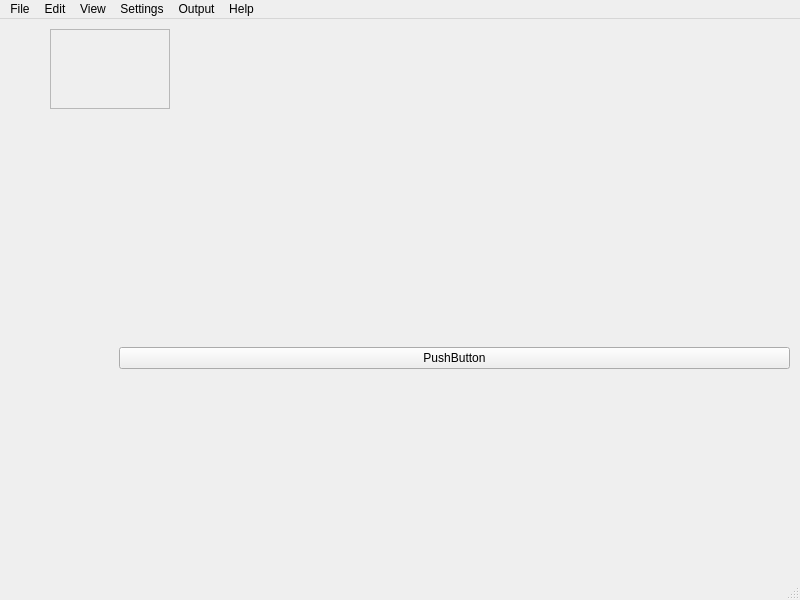
Old version of the form SplashPage.ui in the repository katoshia/CDMetaPopUpdate.
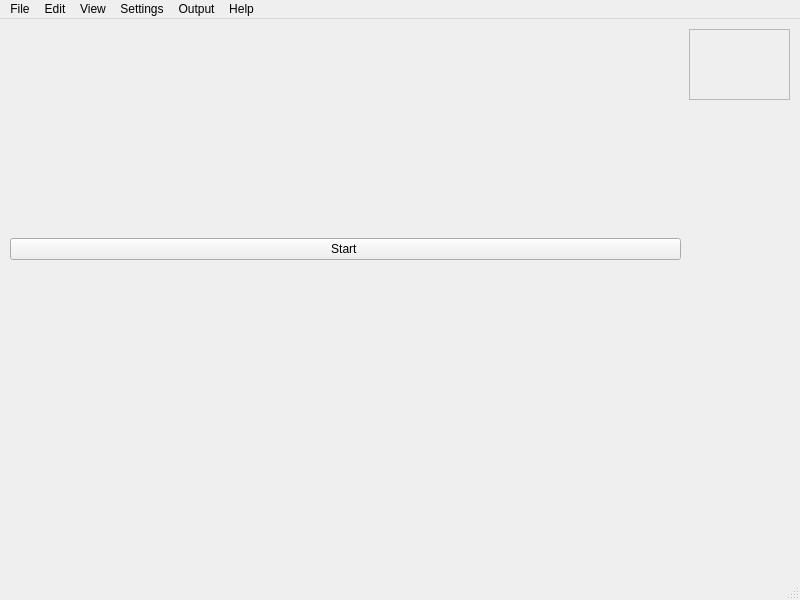
New version of the form.

Diff of the .ui file:
```diff
--- a/SplashPage.ui
+++ b/SplashPage.ui
@@ -17,8 +17,8 @@
    <widget class="QWidget" name="gridLayoutWidget">
     <property name="geometry">
      <rect>
-      <x>119</x>
-      <y>119</y>
+      <x>10</x>
+      <y>10</y>
       <width>671</width>
       <height>441</height>
      </rect>
@@ -27,7 +27,7 @@
      <item row="0" column="0">
       <widget class="QPushButton" name="pushButton">
        <property name="text">
-        <string>PushButton</string>
+        <string>Start </string>
        </property>
       </widget>
      </item>
@@ -36,10 +36,10 @@
    <widget class="QFrame" name="picFrameOne">
     <property name="geometry">
      <rect>
-      <x>50</x>
+      <x>689</x>
       <y>10</y>
-      <width>120</width>
-      <height>80</height>
+      <width>101</width>
+      <height>71</height>
      </rect>
     </property>
     <property name="frameShape">
```
Left out of the diff: 6 changed lines with no effect on the pictures.
